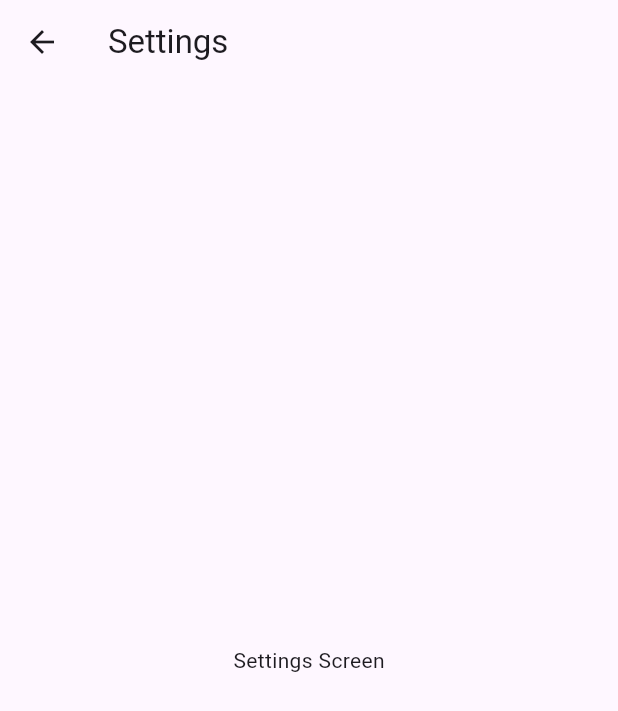
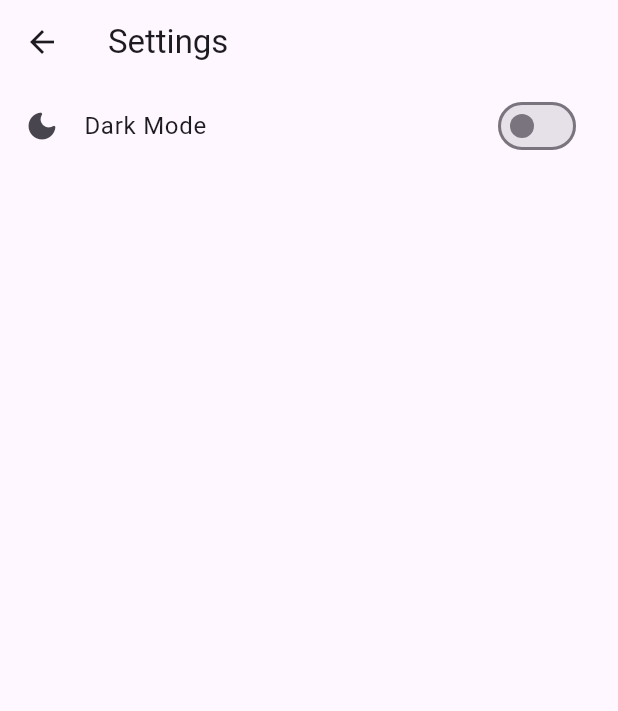
Before and after one commit to dizayn3r/link_vault, a Flutter app: the SettingsScreen screen opened directly, on a phone screen of 412 x 824 dp. Shown: the top 711 px of the screen. Run offline on Flutter 3.47's test engine with Material 3 defaults, Android fonts, the phone set to English and light mode, and no system bars; our stand-ins replace dartz, equatable, floor, shared_preferences, sqflite; accounts and stored records are empty; generated files the repository leaves out were written again.

Commit message:
Added dark mode funcationality

```diff
--- a/lib/features/settings/presentation/pages/settings_screen.dart
+++ b/lib/features/settings/presentation/pages/settings_screen.dart
@@ -1,4 +1,7 @@
 import 'package:flutter/material.dart';
+import 'package:provider/provider.dart';
+
+import '../providers/theme_provider.dart';
 
 class SettingsScreen extends StatelessWidget {
   const SettingsScreen({super.key});
@@ -9,8 +12,24 @@
       appBar: AppBar(
         title: const Text('Settings'),
       ),
-      body: const Center(
-        child: Text('Settings Screen'),
+      body: ListView(
+        children: [
+          Consumer<ThemeProvider>(
+            builder: (context, provider, child) {
+              return ListTile(
+                leading: Icon(Icons.dark_mode_rounded),
+                title: Text("Dark Mode"),
+                trailing: Switch(
+                  value: provider.themeMode == ThemeMode.dark,
+                  onChanged: (value) {
+                    provider
+                        .setThemeMode(value ? ThemeMode.dark : ThemeMode.light);
+                  },
+                ),
+              );
+            },
+          ),
+        ],
       ),
     );
   }
--- /dev/null
+++ b/lib/features/settings/presentation/providers/theme_provider.dart
@@ -0,0 +1,28 @@
+import 'package:flutter/material.dart';
+import 'package:shared_preferences/shared_preferences.dart';
+
+class ThemeProvider extends ChangeNotifier {
+  static const String _themeKey = "theme_mode";
+  late ThemeMode _themeMode;
+
+  ThemeMode get themeMode => _themeMode;
+
+  ThemeProvider() {
+    _themeMode = ThemeMode.light; // Default theme
+    init(); // Load saved theme mode
+  }
+
+  Future<void> init() async {
+    final prefs = await SharedPreferences.getInstance();
+    final isDarkMode = prefs.getBool(_themeKey) ?? false;
+    _themeMode = isDarkMode ? ThemeMode.dark : ThemeMode.light;
+    notifyListeners(); // Notify UI about theme change
+  }
+
+  Future<void> setThemeMode(ThemeMode mode) async {
+    final prefs = await SharedPreferences.getInstance();
+    await prefs.setBool(_themeKey, mode == ThemeMode.dark);
+    _themeMode = mode;
+    notifyListeners(); // Notify UI to rebuild with new theme
+  }
+}
```
Also changed, not shown: lib/main.dart (+9 -1 lines).
